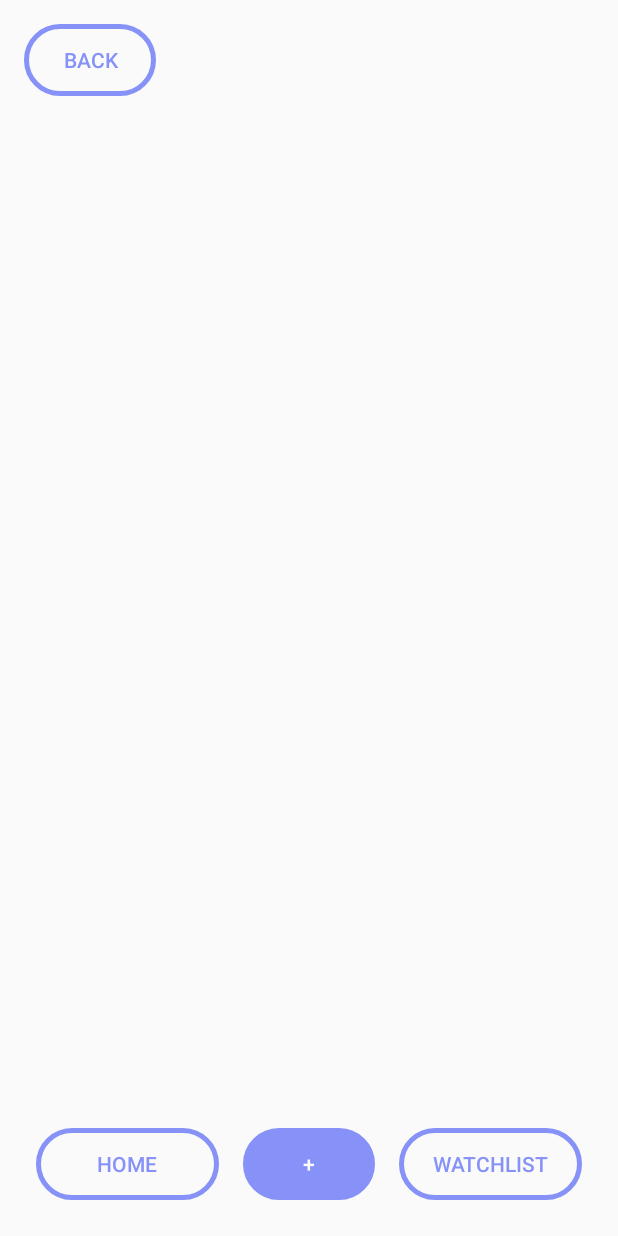
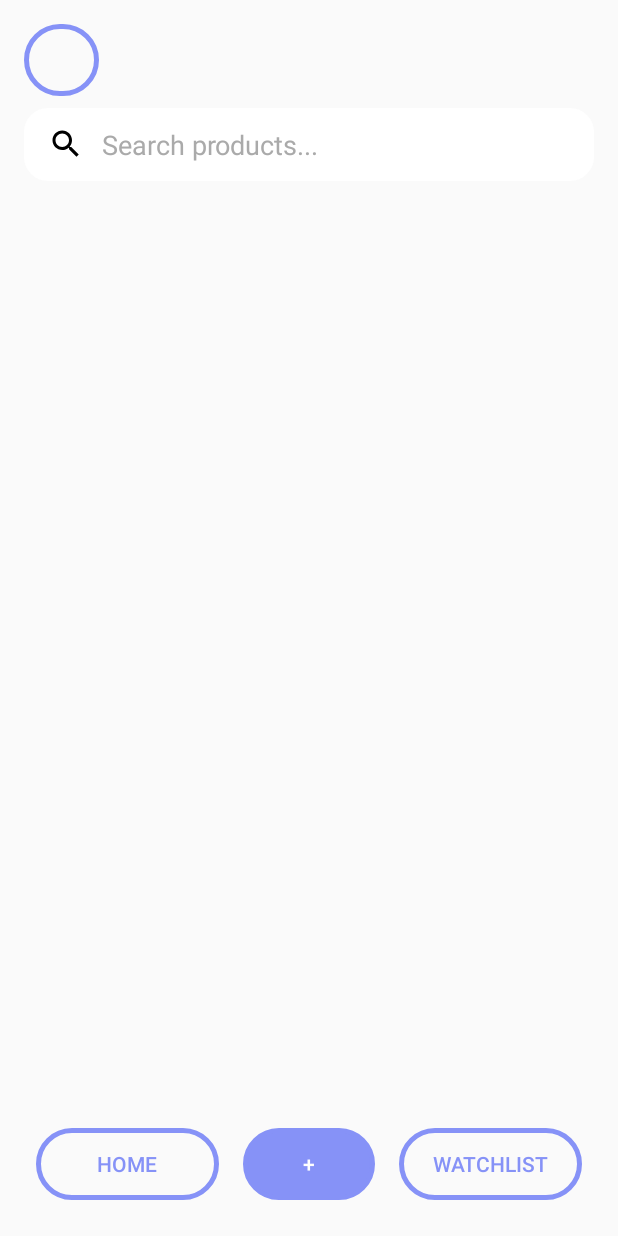
Before and after one commit to COMPSYS302/project-java-team-38, an Android app: the screen it shows after launch (MainActivity), on a phone screen of 412 x 824 dp. Run offline under Robolectric (Android 15) with nearby library versions, the light colour scheme and no system bars.

Commit message:
Added search Bar to MainActivity

```diff
--- /dev/null
+++ b/app/src/main/res/drawable/ic_search.xml
@@ -0,0 +1,9 @@
+<vector xmlns:android="http://schemas.android.com/apk/res/android"
+    android:width="24dp"
+    android:height="24dp"
+    android:viewportWidth="24"
+    android:viewportHeight="24">
+    <path
+        android:fillColor="#000000"
+        android:pathData="M15.5,14h-0.79l-0.28,-0.27c0.98,-1.14 1.57,-2.61 1.57,-4.23 0,-3.59 -2.91,-6.5 -6.5,-6.5S3,5.91 3,9.5 5.91,16 9.5,16c1.61,0 3.09,-0.59 4.23,-1.57l0.27,0.28v0.79l5,4.99 1.49,-1.49 -4.99,-5zM9.5,14c-2.49,0 -4.5,-2.01 -4.5,-4.5S7.01,5 9.5,5s4.5,2.01 4.5,4.5 -2.01,4.5 -4.5,4.5z"/>
+</vector>
--- /dev/null
+++ b/app/src/main/res/drawable/search_bar_bg.xml
@@ -0,0 +1,16 @@
+<?xml version="1.0" encoding="utf-8"?>
+<shape xmlns:android="http://schemas.android.com/apk/res/android"
+    android:shape="rectangle">
+
+    <solid android:color="#FFFFFF"/> <!-- Assuming a white background for the search bar -->
+
+    <corners android:radius="16dp"/> <!-- Rounded corners with a radius of 16dp -->
+
+    <padding
+        android:left="16dp"
+        android:top="10dp"
+        android:right="16dp"
+        android:bottom="10dp"/> <!-- Padding inside the search bar -->
+
+
+</shape>
--- a/app/src/main/res/layout/activity_main.xml
+++ b/app/src/main/res/layout/activity_main.xml
@@ -5,7 +5,6 @@
     android:layout_width="match_parent"
     android:layout_height="match_parent"
     tools:context=".MainActivity">
-
     <RelativeLayout xmlns:android="http://schemas.android.com/apk/res/android"
         android:layout_width="match_parent"
         android:layout_height="match_parent"
@@ -13,14 +12,30 @@
 
         <Button
             android:id="@+id/backButton"
-            android:layout_width="wrap_content"
+            android:layout_width="50dp"
             android:layout_height="wrap_content"
-            android:text="Back"
-            android:textColor="@color/purple"
             android:layout_alignParentTop="true"
-            android:background="@drawable/custom_edittext"
-            android:layout_alignParentStart="true"/>
+            android:layout_alignParentStart="true"
+            android:background="@drawable/custom_edittext" />
 
+        <EditText
+            android:id="@+id/search_edittext"
+            android:layout_width="match_parent"
+            android:layout_height="wrap_content"
+            android:minHeight="48dp"
+            android:drawableStart="@drawable/ic_search"
+            android:drawablePadding="12dp"
+            android:background="@drawable/search_bar_bg"
+            android:hint="Search products..."
+            android:inputType="text"
+            android:paddingTop="12dp"
+            android:paddingBottom="12dp"
+            android:paddingStart="16dp"
+            android:paddingEnd="16dp"
+            android:textColor="#000"
+            android:textColorHint="#AAA"
+            android:layout_below="@id/backButton"
+            android:layout_marginTop="8dp" />
 
 
         <LinearLayout
--- /dev/null
+++ b/app/src/main/res/layout/search_bar_bg.xml
@@ -0,0 +1,11 @@
+<?xml version="1.0" encoding="utf-8"?>
+<shape xmlns:android="http://schemas.android.com/apk/res/android"
+    android:shape="rectangle">
+    <solid android:color="#FFFFFF"/>
+    <corners android:radius="16dp"/>
+    <padding
+        android:left="16dp"
+        android:top="10dp"
+        android:right="16dp"
+        android:bottom="10dp"/>
+</shape>
```
